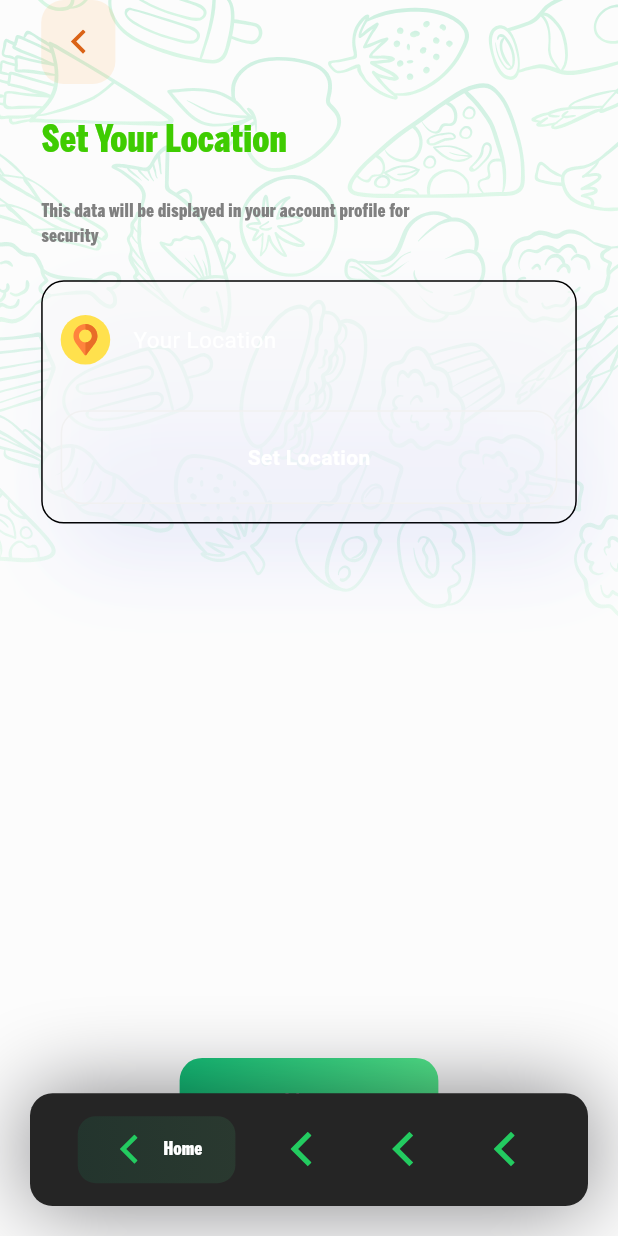
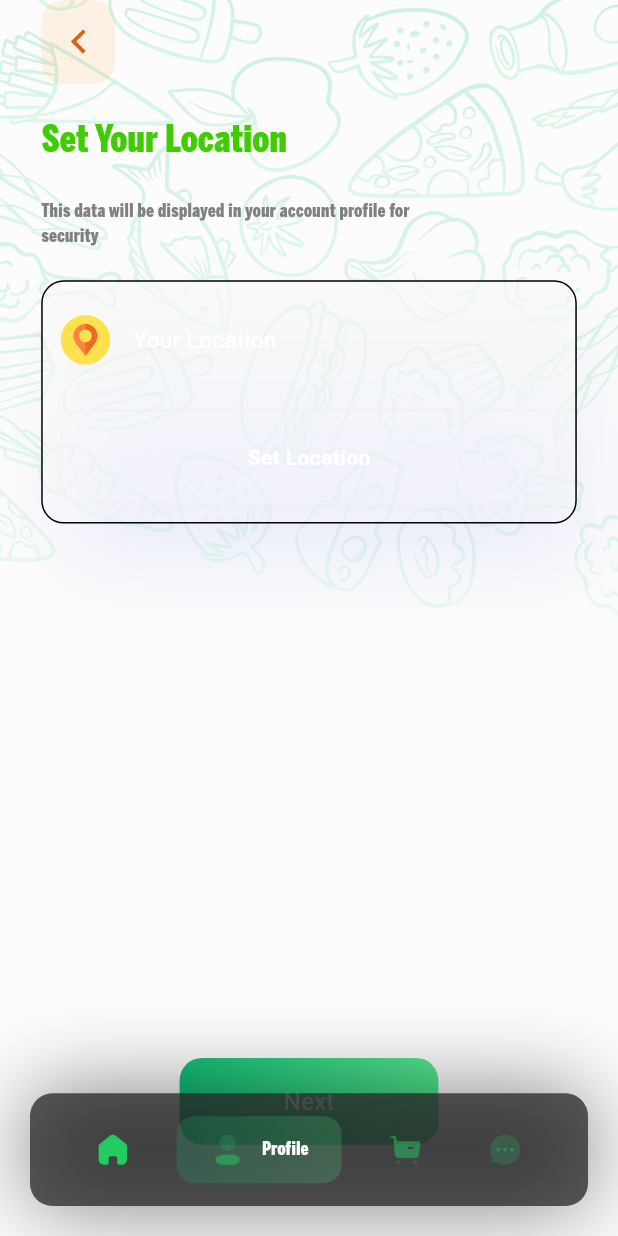
Before and after one commit to ahmed-eid-faried/foodease, a Flutter app: the MainPage screen opened directly, swiped to page 2, on a phone screen of 412 x 824 dp. Run offline on Flutter 3.47's test engine with Material 3 defaults, Android fonts, the phone set to English and light mode, and no system bars; our stand-ins replace cached_network_image, connectivity_plus, country_code_picker, dartz, dio, equatable and 10 more; missing offline and left inert: swipeable_page_route; accounts and stored records are empty; Roboto replaces fonts that are missing (BentonSans Bold, BentonSans Medium, Rubik); project files that could hold a hidden picture were left out.

Commit message:
Update SVG assets and corresponding references in MainPage
- Added new SVG assets: home, profile, cart, and chat
- Updated AppSvg class with new constants
- Modified MainPageProvider to initialize PageController with initialPage 0
- Updated bottomBarPages list with new icons and titles
- Changed the way children are passed to PageView in MainPage

No functional changes are introduced.

```diff
--- a/lib/core/utill/svg.dart
+++ b/lib/core/utill/svg.dart
@@ -28,6 +28,10 @@ class AppSvg {
       "assets/svg/notifications_active.svg";
   static const String search = "assets/svg/search.svg";
   static const String filter = "assets/svg/filter.svg";
+  static const String home = "assets/svg/home.svg";
+  static const String profile = "assets/svg/profile.svg";
+  static const String cart = "assets/svg/cart.svg";
+  static const String chat = "assets/svg/chat.svg";
   //
   // static const String point = "assets/svg/point.svg";
 // assets/svg/check.svg
--- a/lib/features/home/main_page.dart
+++ b/lib/features/home/main_page.dart
@@ -11,35 +11,36 @@ import 'package:provider/provider.dart';
 import 'package:foodease/core/helper/responsive/num.dart';
 
 class MainPageProvider extends ChangeNotifier {
-  final PageController _pageController = PageController(initialPage: 2);
+  late final PageController _pageController; // Change here
   int maxCount = 4;
   int _currentIndex = 0;
 
-  PageController get pageController => _pageController;
   int get currentIndex => _currentIndex;
 
   final List<Page> bottomBarPages = [
-    Page(title: "Home", svg: AppSvg.back, child: const Home()),
-    Page(title: "title", svg: AppSvg.back, child: const SetLocation()),
-    Page(title: "title", svg: AppSvg.back, child: const MethodRessetPassword()),
-    Page(title: "title", svg: AppSvg.back, child: const UploadPhoto()),
+    Page(title: "Home", svg: AppSvg.home, child: const Home()),
+    Page(title: "Profile", svg: AppSvg.profile, child: const SetLocation()),
+    Page(title: "Cart", svg: AppSvg.cart, child: const MethodRessetPassword()),
+    Page(title: "Chat", svg: AppSvg.chat, child: const UploadPhoto()),
   ];
 
-  void changeCurrentIndexOfPage(int nextIndex) {
-    _changeCurrent(nextIndex);
+  MainPageProvider() {
+    _pageController = PageController(initialPage: 0);
+    _pageController.addListener(() {
+      _currentIndex = _pageController.page!.round();
+      notifyListeners();
+    });
   }
 
-  void _changeCurrent(int nextIndex) {
-    _currentIndex = nextIndex;
+  PageController get pageController => _pageController;
+
+  void changeCurrentIndexOfPage(int nextIndex) {
     _pageController.animateToPage(
       nextIndex,
       duration: const Duration(milliseconds: 300),
       curve: Curves.bounceIn,
     );
-    notifyListeners();
   }
-
-  void init() {}
 
   @override
   void dispose() {
@@ -55,16 +56,12 @@ class MainPage extends StatelessWidget {
   Widget build(BuildContext context) {
     final provider = Provider.of<MainPageProvider>(context, listen: false);
     final providerListen = Provider.of<MainPageProvider>(context, listen: true);
-    provider.init();
 
     return Scaffold(
       body: PageView(
         controller: provider.pageController,
         physics: const NeverScrollableScrollPhysics(),
-        children: List.generate(
-          provider.bottomBarPages.length,
-          (index) => providerListen.bottomBarPages[index].child,
-        ),
+        children: provider.bottomBarPages.map((page) => page.child).toList(),
       ),
       extendBody: true,
       bottomNavigationBar: (provider.bottomBarPages.length <= provider.maxCount)
@@ -76,7 +73,7 @@ class MainPage extends StatelessWidget {
                   padding: EdgeInsets.symmetric(
                       horizontal: 20.w(context), vertical: 15.h(context)),
                   decoration: ShapeDecoration(
-                    color: const Color(0xFF252525),
+                    color: const Color(0xFF252525).withOpacity(0.75),
                     shape: RoundedRectangleBorder(
                       borderRadius: BorderRadius.circular(15),
                     ),
@@ -103,8 +100,8 @@ class MainPage extends StatelessWidget {
                                   begin: const Alignment(0.99, -0.15),
                                   end: const Alignment(-0.99, 0.15),
                                   colors: [
-                                    const Color(0xFF53E78B).withOpacity(0.1),
-                                    const Color(0xFF14BE77).withOpacity(0.1)
+                                    const Color(0xFF53E78B).withOpacity(0.2),
+                                    const Color(0xFF14BE77).withOpacity(0.2)
                                   ],
                                 ),
                                 shape: RoundedRectangleBorder(
```
Also changed, not shown: assets/svg/cart.svg (added), assets/svg/chat.svg (added), assets/svg/home.svg (added), assets/svg/profile.svg (added).
